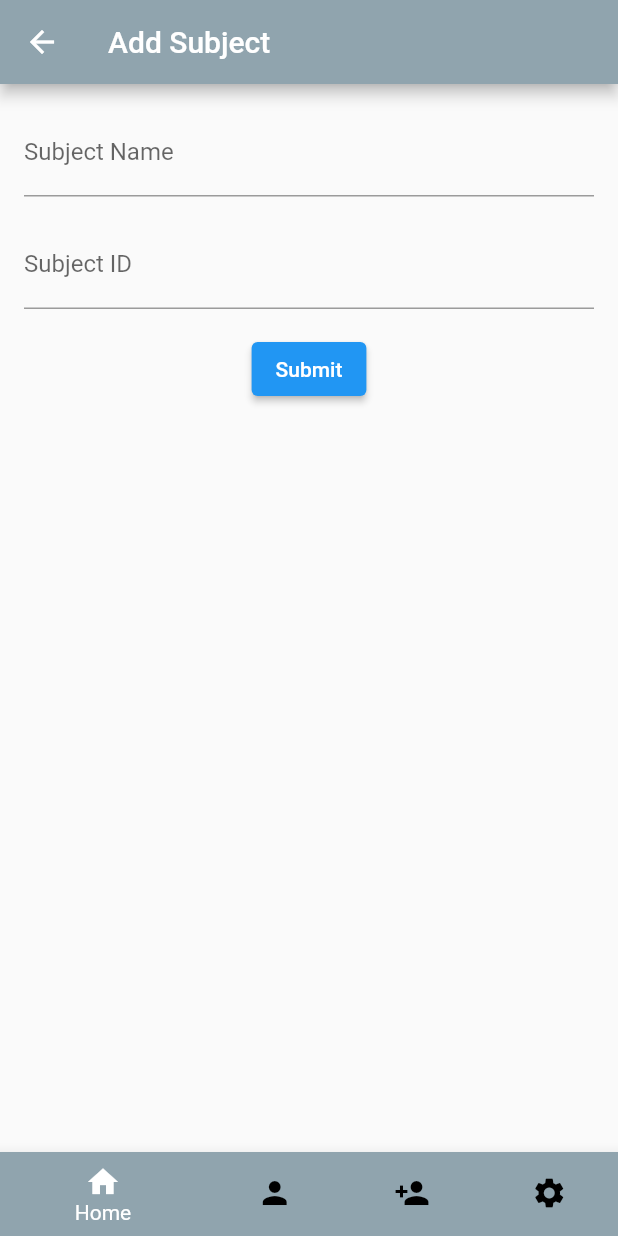
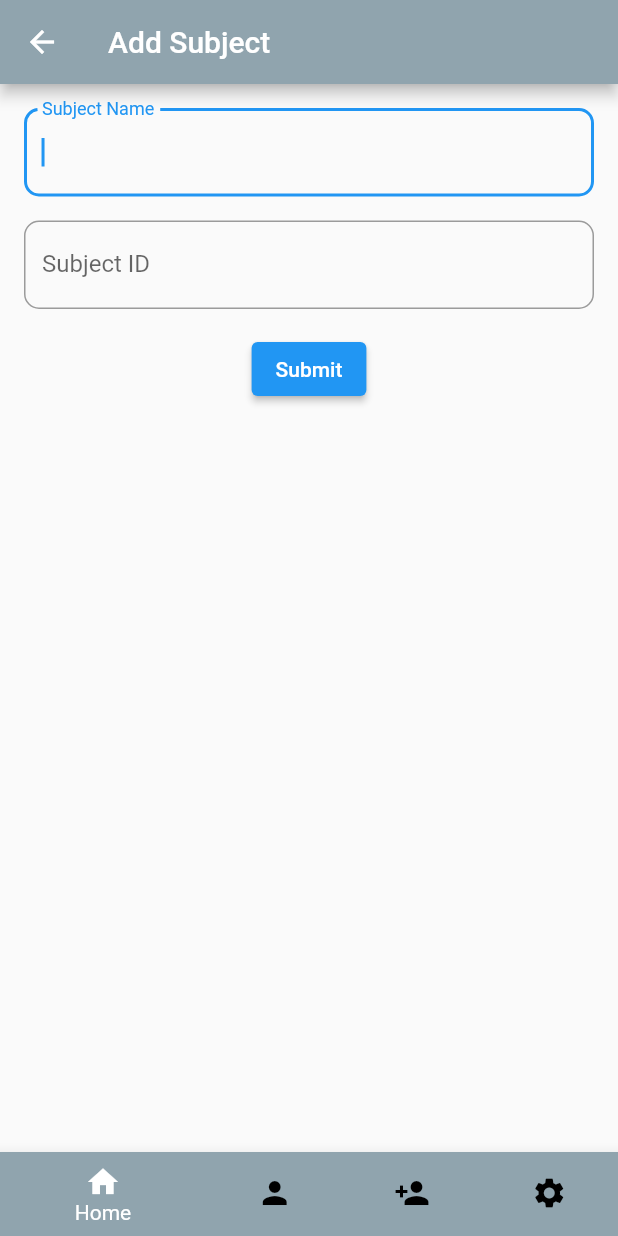
Before and after one commit to DomenicJaeger/geburtstagsliste, a Flutter app: the AddSubjectView screen opened directly, on a phone screen of 412 x 824 dp. Run offline on Flutter 3.47's test engine with Material 2 defaults, Android fonts, the phone set to English and light mode, and no system bars; our stand-ins replace flutter_riverpod.

Commit message:
changed some stuff

```diff
--- a/geburtstagsliste/lib/presentation/pages/add_subject_view.dart
+++ b/geburtstagsliste/lib/presentation/pages/add_subject_view.dart
@@ -26,13 +26,22 @@ class AddSubjectView extends ConsumerWidget {
         child: Column(
           children: [
             TextFormField(
+              autofocus: true,
               controller: nameController,
-              decoration: const InputDecoration(labelText: 'Subject Name'),
+              decoration: InputDecoration(
+                  border: OutlineInputBorder(
+                    borderRadius: BorderRadius.circular(10),
+                  ),
+                  labelText: 'Subject Name'),
             ),
             const SizedBox(height: 16.0),
             TextFormField(
               controller: idController,
-              decoration: const InputDecoration(labelText: 'Subject ID'),
+              decoration: InputDecoration(
+                  border: OutlineInputBorder(
+                    borderRadius: BorderRadius.circular(10),
+                  ),
+                  labelText: 'Subject ID'),
             ),
             const SizedBox(
               height: 16.0,
--- a/geburtstagsliste/lib/presentation/pages/single_subject_view.dart
+++ b/geburtstagsliste/lib/presentation/pages/single_subject_view.dart
@@ -40,9 +40,12 @@ class SingleSubjectView extends ConsumerWidget {
       floatingActionButton: FloatingActionButton(
         child: const Icon(Icons.add),
         onPressed: () {
+          String subjectId = subject.id;
           Navigator.push(
             context,
-            MaterialPageRoute(builder: (context) => const AddEventView()),
+            MaterialPageRoute(
+              builder: (context) => AddEventView(subjectId: subjectId),
+            ),
           );
         },
       ),
--- a/geburtstagsliste/lib/presentation/widgets/subject_card.dart
+++ b/geburtstagsliste/lib/presentation/widgets/subject_card.dart
@@ -55,9 +55,14 @@ class SubjectCard extends ConsumerWidget {
                       ),
                     ),
                     Column(
+                      crossAxisAlignment: CrossAxisAlignment.center,
                       children: [
                         Text(subject.name),
                       ],
+                    ),
+                    InkWell(
+                      child: const Icon(Icons.delete),
+                      onTap: () {},
                     ),
                   ],
                 ),
```
Also changed, not shown: geburtstagsliste/lib/presentation/pages/add_event_view.dart (+17 -7 lines).
